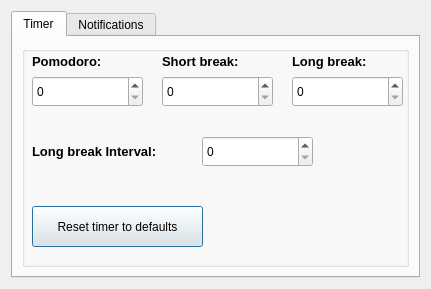
Old version of the form ui/settingsdialog.ui in the repository TiagoSBO/qt-pomodoro-timer.
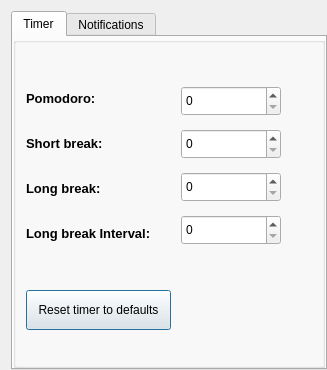
New version of the form.

Commit message: style: Organize elements and components in the layout

The edit to the form file:
```diff
--- a/ui/settingsdialog.ui
+++ b/ui/settingsdialog.ui
@@ -6,15 +6,24 @@
    <rect>
     <x>0</x>
     <y>0</y>
-    <width>431</width>
-    <height>289</height>
+    <width>327</width>
+    <height>370</height>
    </rect>
   </property>
   <property name="windowTitle">
    <string>Dialog</string>
   </property>
-  <layout class="QGridLayout" name="gridLayout_2">
-   <item row="0" column="0">
+  <layout class="QHBoxLayout" name="horizontalLayout">
+   <property name="spacing">
+    <number>5</number>
+   </property>
+   <property name="rightMargin">
+    <number>0</number>
+   </property>
+   <property name="bottomMargin">
+    <number>0</number>
+   </property>
+   <item>
     <widget class="QTabWidget" name="tabWidget">
      <property name="tabPosition">
       <enum>QTabWidget::TabPosition::North</enum>
@@ -32,144 +41,367 @@
       <bool>true</bool>
      </property>
      <widget class="QWidget" name="configTimer">
+      <property name="sizePolicy">
+       <sizepolicy hsizetype="Preferred" vsizetype="Preferred">
+        <horstretch>0</horstretch>
+        <verstretch>0</verstretch>
+       </sizepolicy>
+      </property>
+      <property name="minimumSize">
+       <size>
+        <width>100</width>
+        <height>0</height>
+       </size>
+      </property>
+      <property name="maximumSize">
+       <size>
+        <width>500</width>
+        <height>500</height>
+       </size>
+      </property>
       <attribute name="title">
        <string>Timer</string>
       </attribute>
-      <layout class="QGridLayout" name="gridLayout">
-       <item row="0" column="0">
+      <layout class="QVBoxLayout" name="verticalLayout_2">
+       <property name="spacing">
+        <number>0</number>
+       </property>
+       <property name="leftMargin">
+        <number>0</number>
+       </property>
+       <property name="topMargin">
+        <number>0</number>
+       </property>
+       <property name="rightMargin">
+        <number>0</number>
+       </property>
+       <property name="bottomMargin">
+        <number>0</number>
+       </property>
+       <item>
         <widget class="QGroupBox" name="groupBox">
+         <property name="sizePolicy">
+          <sizepolicy hsizetype="Preferred" vsizetype="Preferred">
+           <horstretch>0</horstretch>
+           <verstretch>0</verstretch>
+          </sizepolicy>
+         </property>
+         <property name="maximumSize">
+          <size>
+           <width>500</width>
+           <height>500</height>
+          </size>
+         </property>
          <property name="title">
           <string/>
          </property>
-         <widget class="QSpinBox" name="boxSetTimerDuration">
-          <property name="geometry">
-           <rect>
-            <x>10</x>
-            <y>30</y>
-            <width>111</width>
-            <height>31</height>
-           </rect>
+         <property name="alignment">
+          <set>Qt::AlignmentFlag::AlignLeading|Qt::AlignmentFlag::AlignLeft|Qt::AlignmentFlag::AlignVCenter</set>
+         </property>
+         <layout class="QGridLayout" name="gridLayout" rowstretch="0,0" columnstretch="0,0" rowminimumheight="0,0" columnminimumwidth="0,101">
+          <property name="leftMargin">
+           <number>10</number>
           </property>
-         </widget>
-         <widget class="QLabel" name="label_TimerDuration">
-          <property name="geometry">
-           <rect>
-            <x>10</x>
-            <y>0</y>
-            <width>101</width>
-            <height>31</height>
-           </rect>
+          <property name="topMargin">
+           <number>0</number>
           </property>
-          <property name="font">
-           <font>
-            <pointsize>10</pointsize>
-            <bold>true</bold>
-           </font>
+          <property name="rightMargin">
+           <number>40</number>
           </property>
-          <property name="text">
-           <string>Pomodoro:</string>
+          <property name="bottomMargin">
+           <number>0</number>
           </property>
-         </widget>
-         <widget class="QLabel" name="label_shortBreakDuration">
-          <property name="geometry">
-           <rect>
-            <x>140</x>
-            <y>0</y>
-            <width>101</width>
-            <height>31</height>
-           </rect>
+          <property name="horizontalSpacing">
+           <number>10</number>
           </property>
-          <property name="font">
-           <font>
-            <pointsize>10</pointsize>
-            <bold>true</bold>
-           </font>
+          <property name="verticalSpacing">
+           <number>2</number>
           </property>
-          <property name="text">
-           <string>Short break:</string>
-          </property>
-         </widget>
-         <widget class="QLabel" name="label_longBreakDuration">
-          <property name="geometry">
-           <rect>
-            <x>270</x>
-            <y>0</y>
-            <width>131</width>
-            <height>31</height>
-           </rect>
-          </property>
-          <property name="font">
-           <font>
-            <pointsize>10</pointsize>
-            <bold>true</bold>
-           </font>
-          </property>
-          <property name="text">
-           <string>Long break:</string>
-          </property>
-         </widget>
-         <widget class="QSpinBox" name="boxSetShortDuration">
-          <property name="geometry">
-           <rect>
-            <x>140</x>
-            <y>30</y>
-            <width>111</width>
-            <height>31</height>
-           </rect>
-          </property>
-         </widget>
-         <widget class="QSpinBox" name="boxSetLongDuration">
-          <property name="geometry">
-           <rect>
-            <x>270</x>
-            <y>30</y>
-            <width>111</width>
-            <height>31</height>
-           </rect>
-          </property>
-         </widget>
-         <widget class="QLabel" name="label_longBreakDelay">
-          <property name="geometry">
-           <rect>
-            <x>10</x>
-            <y>90</y>
-            <width>161</width>
-            <height>31</height>
-           </rect>
-          </property>
-          <property name="font">
-           <font>
-            <pointsize>10</pointsize>
-            <bold>true</bold>
-           </font>
-          </property>
-          <property name="text">
-           <string>Long break Interval:</string>
-          </property>
-         </widget>
-         <widget class="QSpinBox" name="boxSetIntervalDuration">
-          <property name="geometry">
-           <rect>
-            <x>180</x>
-            <y>90</y>
-            <width>111</width>
-            <height>31</height>
-           </rect>
-          </property>
-         </widget>
-         <widget class="QPushButton" name="pushButton">
-          <property name="geometry">
-           <rect>
-            <x>10</x>
-            <y>160</y>
-            <width>171</width>
-            <height>41</height>
-           </rect>
-          </property>
-          <property name="text">
-           <string>Reset timer to defaults</string>
-          </property>
-         </widget>
+          <item row="0" column="0">
+           <layout class="QVBoxLayout" name="verticalLayout_3" stretch="1,1,1,1">
+            <property name="spacing">
+             <number>5</number>
+            </property>
+            <property name="leftMargin">
+             <number>0</number>
+            </property>
+            <property name="topMargin">
+             <number>0</number>
+            </property>
+            <property name="rightMargin">
+             <number>0</number>
+            </property>
+            <property name="bottomMargin">
+             <number>0</number>
+            </property>
+            <item>
+             <widget class="QLabel" name="label_TimerDuration">
+              <property name="minimumSize">
+               <size>
+                <width>0</width>
+                <height>0</height>
+               </size>
+              </property>
+              <property name="maximumSize">
+               <size>
+                <width>100</width>
+                <height>40</height>
+               </size>
+              </property>
+              <property name="baseSize">
+               <size>
+                <width>3</width>
+                <height>0</height>
+               </size>
+              </property>
+              <property name="font">
+               <font>
+                <pointsize>10</pointsize>
+                <bold>true</bold>
+               </font>
+              </property>
+              <property name="layoutDirection">
+               <enum>Qt::LayoutDirection::LeftToRight</enum>
+              </property>
+              <property name="frameShape">
+               <enum>QFrame::Shape::NoFrame</enum>
+              </property>
+              <property name="frameShadow">
+               <enum>QFrame::Shadow::Plain</enum>
+              </property>
+              <property name="midLineWidth">
+               <number>0</number>
+              </property>
+              <property name="text">
+               <string>Pomodoro:</string>
+              </property>
+              <property name="alignment">
+               <set>Qt::AlignmentFlag::AlignLeading|Qt::AlignmentFlag::AlignLeft|Qt::AlignmentFlag::AlignVCenter</set>
+              </property>
+              <property name="margin">
+               <number>0</number>
+              </property>
+              <property name="indent">
+               <number>-1</number>
+              </property>
+             </widget>
+            </item>
+            <item>
+             <widget class="QLabel" name="label_shortBreakDuration">
+              <property name="maximumSize">
+               <size>
+                <width>100</width>
+                <height>40</height>
+               </size>
+              </property>
+              <property name="font">
+               <font>
+                <pointsize>10</pointsize>
+                <bold>true</bold>
+               </font>
+              </property>
+              <property name="text">
+               <string>Short break:</string>
+              </property>
+              <property name="alignment">
+               <set>Qt::AlignmentFlag::AlignLeading|Qt::AlignmentFlag::AlignLeft|Qt::AlignmentFlag::AlignVCenter</set>
+              </property>
+             </widget>
+            </item>
+            <item>
+             <widget class="QLabel" name="label_longBreakDuration">
+              <property name="sizePolicy">
+               <sizepolicy hsizetype="Preferred" vsizetype="Preferred">
+                <horstretch>0</horstretch>
+                <verstretch>0</verstretch>
+               </sizepolicy>
+              </property>
+              <property name="maximumSize">
+               <size>
+                <width>100</width>
+                <height>40</height>
+               </size>
+              </property>
+              <property name="font">
+               <font>
+                <pointsize>10</pointsize>
+                <bold>true</bold>
+               </font>
+              </property>
+              <property name="text">
+               <string>Long break:</string>
+              </property>
+             </widget>
+            </item>
+            <item>
+             <widget class="QLabel" name="label_longBreakDelay">
+              <property name="maximumSize">
+               <size>
+                <width>170</width>
+                <height>40</height>
+               </size>
+              </property>
+              <property name="font">
+               <font>
+                <pointsize>10</pointsize>
+                <bold>true</bold>
+               </font>
+              </property>
+              <property name="layoutDirection">
+               <enum>Qt::LayoutDirection::LeftToRight</enum>
+              </property>
+              <property name="text">
+               <string>Long break Interval:</string>
+              </property>
+             </widget>
+            </item>
+           </layout>
+          </item>
+          <item row="1" column="0">
+           <widget class="QPushButton" name="bttnResetTimerDefaults">
+            <property name="sizePolicy">
+             <sizepolicy hsizetype="Preferred" vsizetype="Preferred">
+              <horstretch>0</horstretch>
+              <verstretch>0</verstretch>
+             </sizepolicy>
+            </property>
+            <property name="maximumSize">
+             <size>
+              <width>180</width>
+              <height>40</height>
+             </size>
+            </property>
+            <property name="layoutDirection">
+             <enum>Qt::LayoutDirection::LeftToRight</enum>
+            </property>
+            <property name="text">
+             <string>Reset timer to defaults</string>
+            </property>
+           </widget>
+          </item>
+          <item row="0" column="1">
+           <layout class="QVBoxLayout" name="verticalLayout" stretch="1,1,1,1">
+            <property name="spacing">
+             <number>5</number>
+            </property>
+            <property name="leftMargin">
+             <number>0</number>
+            </property>
+            <property name="topMargin">
+             <number>0</number>
+            </property>
+            <property name="rightMargin">
+             <number>0</number>
+            </property>
+            <property name="bottomMargin">
+             <number>0</number>
+            </property>
+            <item>
+             <widget class="QSpinBox" name="boxSetTimerDuration">
+              <property name="sizePolicy">
+               <sizepolicy hsizetype="Preferred" vsizetype="Preferred">
+                <horstretch>0</horstretch>
+                <verstretch>0</verstretch>
+               </sizepolicy>
+              </property>
+              <property name="minimumSize">
+               <size>
+                <width>40</width>
+                <height>0</height>
+               </size>
+              </property>
+              <property name="maximumSize">
+               <size>
+                <width>100</width>
+                <height>30</height>
+               </size>
+              </property>
+              <property name="layoutDirection">
+               <enum>Qt::LayoutDirection::LeftToRight</enum>
+              </property>
+              <property name="alignment">
+               <set>Qt::AlignmentFlag::AlignLeading|Qt::AlignmentFlag::AlignLeft|Qt::AlignmentFlag::AlignVCenter</set>
+              </property>
+              <property name="maximum">
+               <number>99999</number>
+              </property>
+              <property name="displayIntegerBase">
+               <number>10</number>
+              </property>
+             </widget>
+            </item>
+            <item>
+             <widget class="QSpinBox" name="boxSetShortDuration">
+              <property name="sizePolicy">
+               <sizepolicy hsizetype="Preferred" vsizetype="Preferred">
+                <horstretch>0</horstretch>
+                <verstretch>0</verstretch>
+               </sizepolicy>
+              </property>
+              <property name="maximumSize">
+               <size>
+                <width>100</width>
+                <height>30</height>
+               </size>
+              </property>
+              <property name="baseSize">
+               <size>
+                <width>0</width>
+                <height>0</height>
+               </size>
+              </property>
+              <property name="maximum">
+               <number>99999</number>
+              </property>
+             </widget>
+            </item>
+            <item>
+             <widget class="QSpinBox" name="boxSetLongDuration">
+              <property name="sizePolicy">
+               <sizepolicy hsizetype="Preferred" vsizetype="Preferred">
+                <horstretch>0</horstretch>
+                <verstretch>0</verstretch>
+               </sizepolicy>
+              </property>
+              <property name="maximumSize">
+               <size>
+                <width>100</width>
+                <height>30</height>
+               </size>
+              </property>
+              <property name="alignment">
+               <set>Qt::AlignmentFlag::AlignLeading|Qt::AlignmentFlag::AlignLeft|Qt::AlignmentFlag::AlignVCenter</set>
+              </property>
+              <property name="maximum">
+               <number>99999</number>
+              </property>
+             </widget>
+            </item>
+            <item>
+             <widget class="QSpinBox" name="boxSetIntervalDuration">
+              <property name="sizePolicy">
+               <sizepolicy hsizetype="Preferred" vsizetype="Preferred">
+                <horstretch>0</horstretch>
+                <verstretch>0</verstretch>
+               </sizepolicy>
+              </property>
+              <property name="minimumSize">
+               <size>
+                <width>0</width>
+                <height>0</height>
+               </size>
+              </property>
+              <property name="maximumSize">
+               <size>
+                <width>100</width>
+                <height>30</height>
+               </size>
+              </property>
+             </widget>
+            </item>
+           </layout>
+          </item>
+         </layout>
         </widget>
        </item>
       </layout>
```
Left out of the diff: 13 changed lines with no effect on the pictures. The commit also changes 1 other file.
